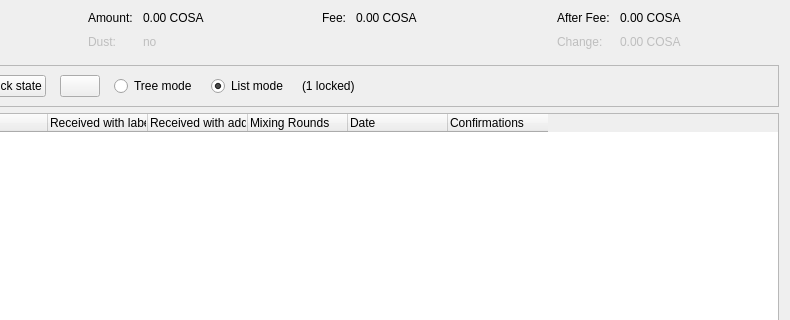
Above: src/qt/forms/coincontroldialog.ui from piratecash/piratecash before the change; both pictures show x 164 to 954 and y 0 to 320 of the 954 by 500 pixel window. Below: the same form after it.
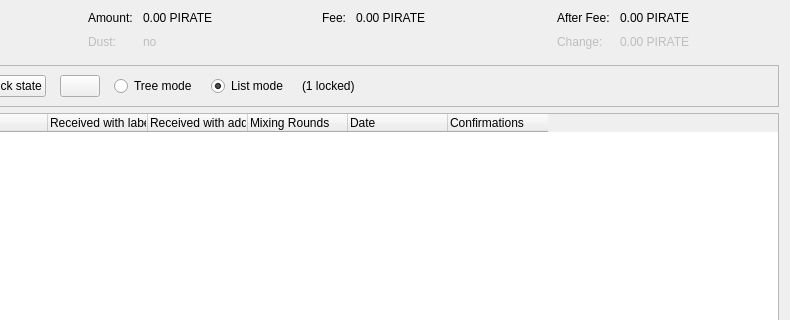
That is the form after the change. Custom widgets are drawn as their Qt base class.

Commit message: port: import remaining PirateCash v19.1.2 state

Diff of the .ui file:
```diff
--- a/src/qt/forms/coincontroldialog.ui
+++ b/src/qt/forms/coincontroldialog.ui
@@ -114,7 +114,7 @@
           <enum>Qt::ActionsContextMenu</enum>
          </property>
          <property name="text">
-          <string notr="true">0.00 COSA</string>
+          <string notr="true">0.00 PIRATE</string>
          </property>
          <property name="textInteractionFlags">
           <set>Qt::LinksAccessibleByMouse|Qt::TextSelectableByKeyboard|Qt::TextSelectableByMouse</set>
@@ -182,7 +182,7 @@
           <enum>Qt::ActionsContextMenu</enum>
          </property>
          <property name="text">
-          <string notr="true">0.00 COSA</string>
+          <string notr="true">0.00 PIRATE</string>
          </property>
          <property name="textInteractionFlags">
           <set>Qt::LinksAccessibleByMouse|Qt::TextSelectableByKeyboard|Qt::TextSelectableByMouse</set>
@@ -221,7 +221,7 @@
           <enum>Qt::ActionsContextMenu</enum>
          </property>
          <property name="text">
-          <string notr="true">0.00 COSA</string>
+          <string notr="true">0.00 PIRATE</string>
          </property>
          <property name="textInteractionFlags">
           <set>Qt::LinksAccessibleByMouse|Qt::TextSelectableByKeyboard|Qt::TextSelectableByMouse</set>
@@ -250,7 +250,7 @@
           <enum>Qt::ActionsContextMenu</enum>
          </property>
          <property name="text">
-          <string notr="true">0.00 COSA</string>
+          <string notr="true">0.00 PIRATE</string>
          </property>
          <property name="textInteractionFlags">
           <set>Qt::LinksAccessibleByMouse|Qt::TextSelectableByKeyboard|Qt::TextSelectableByMouse</set>
```
The commit also changes 527 other files.
